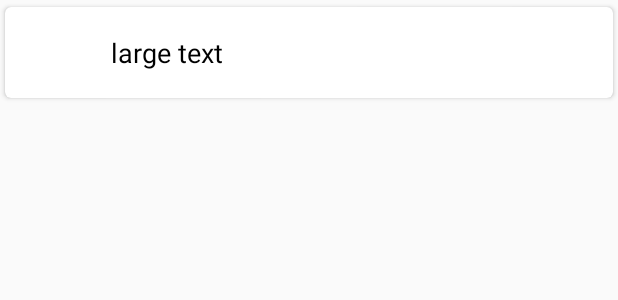
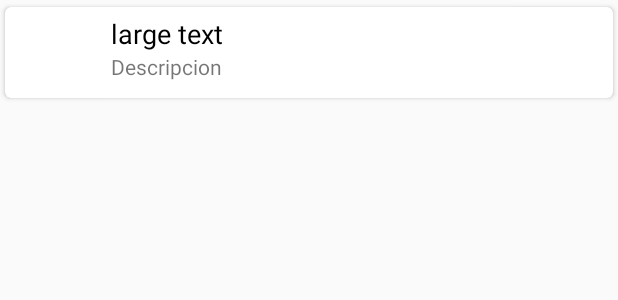
Before and after one commit to GerardRC17/movilesApp, an Android app: the layout events_card.xml on its own in the app's theme, with its tools: preview values and no code run, on a phone screen of 412 x 824 dp. Shown: the top 300 px of the screen. Run offline under Robolectric (Android 15) with nearby library versions, the phone set to English and light mode, and no system bars.

```diff
--- a/app/src/main/java/mx/unam/primera/com/appmoviles/Description.java
+++ b/app/src/main/java/mx/unam/primera/com/appmoviles/Description.java
@@ -44,6 +44,8 @@ public class Description extends Fragment {
     private String mParam1;
     private String mParam2;
 
+    String eventId;
+
     private OnFragmentInteractionListener mListener;
 
     Service service;
@@ -86,6 +88,7 @@ public class Description extends Fragment {
         }
 
         service = new Service();
+        eventId = String.valueOf(getArguments().getSerializable("id"));
     }
 
     @Override
@@ -109,7 +112,7 @@ public class Description extends Fragment {
             //1705051a12f Champions
             //170813a79d9 Superbowl
             //1606158cfbb Baseball
-            tr = new Thread(setLoadingThread("170813a79d9"));
+            tr = new Thread(setLoadingThread(eventId));
             tr.start();
         } catch (Exception ex)
         {
--- a/app/src/main/res/layout/events_card.xml
+++ b/app/src/main/res/layout/events_card.xml
@@ -1,12 +1,14 @@
 <?xml version="1.0" encoding="utf-8"?>
-<android.support.v7.widget.CardView xmlns:android="http://schemas.android.com/apk/res/android"
+<android.support.v7.widget.CardView
+    xmlns:android="http://schemas.android.com/apk/res/android"
     xmlns:app="http://schemas.android.com/apk/res-auto"
     android:orientation="vertical"
     android:layout_width="match_parent"
     android:layout_height="70dp"
     app:cardCornerRadius="4dp"
     app:cardElevation="2dp"
-              app:cardUseCompatPadding="true">
+    app:cardUseCompatPadding="true"
+    app:cardBackgroundColor="@color/BLANCO">
 
     <RelativeLayout
         android:id="@+id/rvEvent"
@@ -21,20 +23,38 @@
             android:scaleType="centerCrop"
             android:layout_centerVertical="true"
             android:layout_marginLeft="5dp"
-            android:layout_marginRight="5dp"/>
+            android:layout_marginRight="5dp"
+            android:elevation="5dp"/>
 
+        <LinearLayout
+            android:layout_width="match_parent"
+            android:layout_height="match_parent"
+            android:orientation="vertical"
+            android:layout_toRightOf="@id/Recycler_images"
+            android:layout_marginLeft="10dp"
+            android:layout_marginRight="5dp"
+            android:layout_marginBottom="5dp"
+            android:layout_marginTop="5dp"
+            android:layout_centerVertical="true">
             <TextView
-            android:id="@+id/txtGeneral_description"
+                android:id="@+id/txvTitle"
                 android:layout_width="wrap_content"
                 android:layout_height="wrap_content"
                 android:text="large text"
+                android:maxLines="1"
+                android:ellipsize="end"
                 android:textColor="@color/NEGRO"
-            android:layout_toRightOf="@id/Recycler_images"
-            android:layout_centerVertical="true"
-            android:layout_marginLeft="10dp"
-            android:textSize="18dp"/>
+                android:textSize="18dp" />
 
+            <TextView
+                android:id="@+id/txvDescription"
+                android:layout_width="wrap_content"
+                android:layout_height="wrap_content"
+                android:text="Descripcion"
+                android:maxLines="1"
+                android:ellipsize="marquee"
+                android:gravity="bottom" />
 
-
+        </LinearLayout>
     </RelativeLayout>
 </android.support.v7.widget.CardView>
```
Also changed, not shown: app/src/main/java/mx/unam/primera/com/adapter/EventAdapter.java (+31 -6 lines), app/src/main/java/mx/unam/primera/com/appmoviles/AllEvents.java (+15 -1 lines), app/src/main/java/mx/unam/primera/com/appmoviles/MainActivity.java (+8 -0 lines), app/src/main/res/layout/fragment_all_events.xml (+7 -1 lines). Lines whose indentation alone changed are shown as unchanged.
